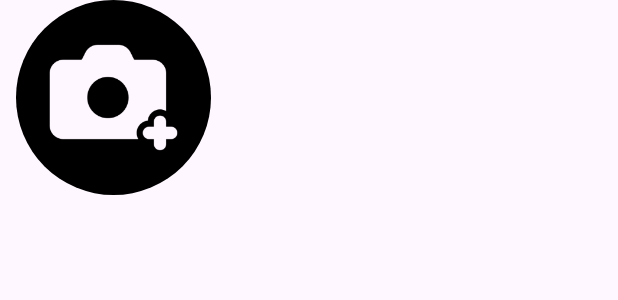
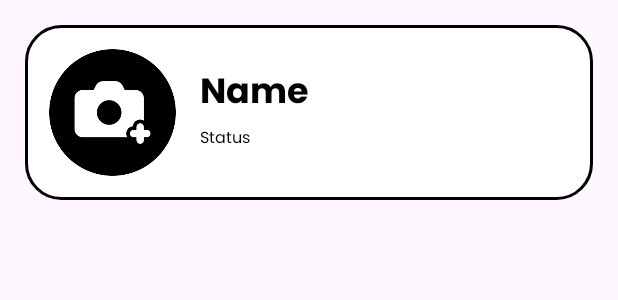
Before and after one commit to prajyotgorlewar/Nimbus, an Android app: the layout user_item.xml on its own in the app's theme, with its tools: preview values and no code run, on a phone screen of 412 x 824 dp. Shown: the top 300 px of the screen. Run offline under Robolectric (Android 15) with nearby library versions, the light colour scheme and no system bars.

Commit message:
Update user_item.xml

```diff
--- a/app/src/main/res/layout/user_item.xml
+++ b/app/src/main/res/layout/user_item.xml
@@ -1,7 +1,9 @@
 <?xml version="1.0" encoding="utf-8"?>
 <RelativeLayout xmlns:android="http://schemas.android.com/apk/res/android"
     android:layout_width="match_parent"
-    android:layout_height="wrap_content">
+    android:layout_height="wrap_content"
+    android:layout_margin="@dimen/_13sdp"
+    android:background="@drawable/border_main">
 
     <LinearLayout
         android:layout_width="match_parent"
@@ -10,9 +12,10 @@
 
         <de.hdodenhof.circleimageview.CircleImageView
             android:id="@+id/rgProfileImg"
-            android:layout_width="151dp"
-            android:layout_height="130dp"
+            android:layout_width="90dp"
+            android:layout_height="90dp"
             android:src="@drawable/photocamera"
+            android:layout_margin="@dimen/_10sdp"
             android:layout_constraintBottom_toBottomOf="parent"
             android:layout_constraintEnd_toEndOf="parent"
             android:layout_constraintStart_toStartOf="parent"
@@ -23,8 +26,27 @@
             android:layout_width="match_parent"
             android:layout_height="wrap_content"
             android:orientation="vertical"
-            android:gravity="center"
-            >
+            android:layout_marginTop="@dimen/_20sdp"
+            android:gravity="center">
+
+            <TextView
+                android:layout_width="match_parent"
+                android:layout_height="wrap_content"
+                android:fontFamily="@font/poppins_bold"
+                android:text="Name"
+                android:textColor="@color/black"
+                android:textSize="23.40dp">
+            </TextView>
+
+            <TextView
+                android:layout_width="match_parent"
+                android:layout_height="wrap_content"
+                android:textColor="@color/black"
+                android:fontFamily="@font/poppins_regular"
+                android:textSize="10.40dp"
+                android:text="Status">
+            </TextView>
+
 
 
         </LinearLayout>
```
